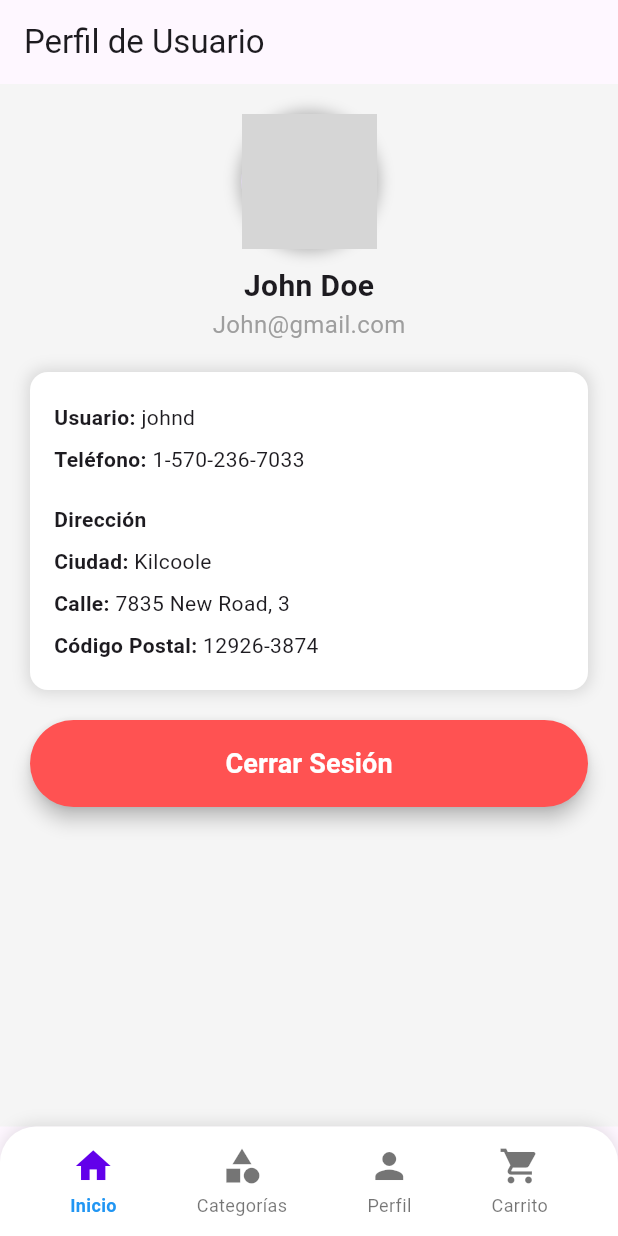
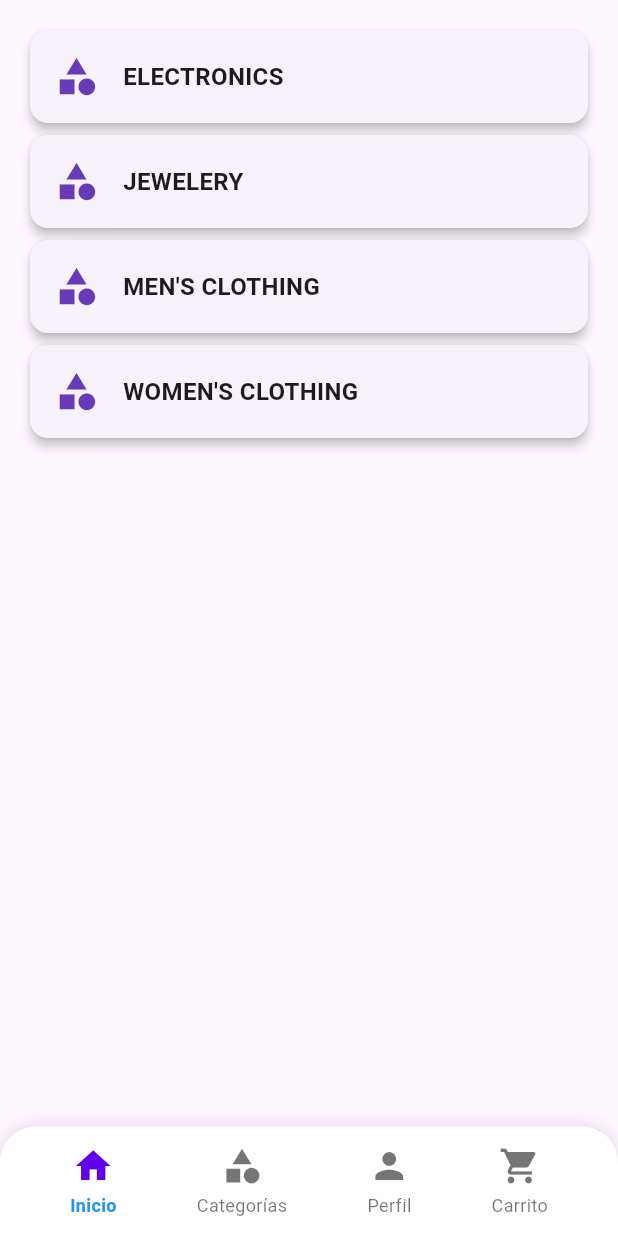
Before and after one commit to IngridFLG/atomic_design_package, a Flutter app: the screen it shows after launch, on a phone screen of 412 x 824 dp. Run offline on Flutter 3.47's test engine with Material 3 defaults, Android fonts, the phone set to English and light mode, and no system bars; grey boxes are pictures that could not be loaded.

Commit message:
se agrega lista de categorias

```diff
--- a/example/lib/main.dart
+++ b/example/lib/main.dart
@@ -1,6 +1,6 @@
-import 'package:example/screens/profile_screen.dart';
 import 'package:flutter/material.dart';
 import 'package:atomic_design_package/pages/bottom_nav_page.dart';
+import 'package:example/screens/category_list_screen.dart';
 
 void main() {
   runApp(const MyApp());
@@ -33,9 +33,10 @@ class NavigationHandlerState extends State<NavigationHandler> {
 
   /// Lista de páginas a mostrar en la navegación inferior.
   final List<Widget> _pages = [
-    const ProfileScreen(),
-    const ProfileScreen(),
-    const ProfileScreen(),
+    const CategoryListScreen(), // Pantalla de categorías
+    const CategoryListScreen(), // Simulación de otra pantalla
+    const CategoryListScreen(),
+    const CategoryListScreen(), // Otra pantalla de prueba
   ];
 
   /// Actualiza la página seleccionada.
--- /dev/null
+++ b/example/lib/screens/category_list_screen.dart
@@ -0,0 +1,28 @@
+import 'package:flutter/material.dart';
+import 'package:atomic_design_package/pages/category_list_page.dart';
+
+class CategoryListScreen extends StatelessWidget {
+  const CategoryListScreen({super.key});
+
+  @override
+  Widget build(BuildContext context) {
+    // Categorías de prueba (simulando las que devuelve la API)
+    final List<String> categories = [
+      "Electronics",
+      "Jewelery",
+      "Men's Clothing",
+      "Women's Clothing"
+    ];
+
+    void _onCategoryTap(String category) {
+      ScaffoldMessenger.of(context).showSnackBar(
+        SnackBar(content: Text("Seleccionaste: $category")),
+      );
+    }
+
+    return CategoryListPage(
+      categories: categories,
+      onCategoryTap: _onCategoryTap,
+    );
+  }
+}
--- a/example/lib/screens/profile_screen.dart
+++ /dev/null
@@ -1,37 +0,0 @@
-import 'package:flutter/material.dart';
-import 'package:atomic_design_package/pages/profile_page.dart';
-
-class ProfileScreen extends StatelessWidget {
-  const ProfileScreen({super.key});
-
-  @override
-  Widget build(BuildContext context) {
-    // Datos de prueba (luego se reemplazarán por datos reales)
-    final Map<String, dynamic> userData = {
-      "imageUrl": "https://picsum.photos/200",
-      "firstname": "John",
-      "lastname": "Doe",
-      "email": "John@gmail.com",
-      "username": "johnd",
-      "phone": "1-570-236-7033",
-      "city": "Kilcoole",
-      "street": "7835 New Road",
-      "number": 3,
-      "zipcode": "12926-3874",
-    };
-
-    return ProfilePage(
-      imageUrl: userData["imageUrl"],
-      firstname: userData["firstname"],
-      lastname: userData["lastname"],
-      email: userData["email"],
-      username: userData["username"],
-      phone: userData["phone"],
-      city: userData["city"],
-      street: userData["street"],
-      number: userData["number"],
-      zipcode: userData["zipcode"],
-      onLogout: () {},
-    );
-  }
-}
--- /dev/null
+++ b/lib/atoms/category_icon.dart
@@ -0,0 +1,11 @@
+import 'package:flutter/material.dart';
+
+/// Átomo: Ícono de categoría.
+class AtomicCategoryIcon extends StatelessWidget {
+  const AtomicCategoryIcon({super.key});
+
+  @override
+  Widget build(BuildContext context) {
+    return const Icon(Icons.category, size: 30, color: Colors.deepPurple);
+  }
+}
--- /dev/null
+++ b/lib/atoms/category_text.dart
@@ -0,0 +1,17 @@
+import 'package:flutter/material.dart';
+
+/// Átomo: Texto de la categoría.
+class AtomicCategoryText extends StatelessWidget {
+  final String text;
+
+  const AtomicCategoryText({super.key, required this.text});
+
+  @override
+  Widget build(BuildContext context) {
+    return Text(
+      text.toUpperCase(),
+      style: const TextStyle(fontSize: 16, fontWeight: FontWeight.bold),
+      overflow: TextOverflow.ellipsis,
+    );
+  }
+}
--- /dev/null
+++ b/lib/molecules/category_card.dart
@@ -0,0 +1,38 @@
+import 'package:flutter/material.dart';
+import '../atoms/category_text.dart';
+import '../atoms/category_icon.dart';
+
+/// Molécula: Tarjeta de categoría con nombre e ícono.
+class CategoryCardMolecule extends StatelessWidget {
+  final String categoryName;
+  final VoidCallback onTap;
+
+  const CategoryCardMolecule({
+    super.key,
+    required this.categoryName,
+    required this.onTap,
+  });
+
+  @override
+  Widget build(BuildContext context) {
+    return GestureDetector(
+      onTap: onTap,
+      child: Card(
+        elevation: 3,
+        shape: RoundedRectangleBorder(
+          borderRadius: BorderRadius.circular(12),
+        ),
+        child: Padding(
+          padding: const EdgeInsets.all(16.0),
+          child: Row(
+            children: [
+              const AtomicCategoryIcon(),
+              const SizedBox(width: 16),
+              Expanded(child: AtomicCategoryText(text: categoryName)),
+            ],
+          ),
+        ),
+      ),
+    );
+  }
+}
--- /dev/null
+++ b/lib/organisms/category_list.dart
@@ -0,0 +1,27 @@
+import 'package:flutter/material.dart';
+import '../molecules/category_card.dart';
+
+/// Organismo: Lista de categorías con desplazamiento.
+class CategoryListOrganism extends StatelessWidget {
+  final List<String> categories;
+  final Function(String) onCategoryTap;
+
+  const CategoryListOrganism({
+    super.key,
+    required this.categories,
+    required this.onCategoryTap,
+  });
+
+  @override
+  Widget build(BuildContext context) {
+    return ListView.builder(
+      itemCount: categories.length,
+      itemBuilder: (context, index) {
+        return CategoryCardMolecule(
+          categoryName: categories[index],
+          onTap: () => onCategoryTap(categories[index]),
+        );
+      },
+    );
+  }
+}
--- /dev/null
+++ b/lib/pages/category_list_page.dart
@@ -0,0 +1,22 @@
+import 'package:flutter/material.dart';
+import '../templates/category_list_template.dart';
+
+/// Página de Categorías (sin lógica, solo diseño).
+class CategoryListPage extends StatelessWidget {
+  final List<String> categories;
+  final Function(String) onCategoryTap;
+
+  const CategoryListPage({
+    super.key,
+    required this.categories,
+    required this.onCategoryTap,
+  });
+
+  @override
+  Widget build(BuildContext context) {
+    return CategoryListTemplate(
+      categories: categories,
+      onCategoryTap: onCategoryTap,
+    );
+  }
+}
--- /dev/null
+++ b/lib/templates/category_list_template.dart
@@ -0,0 +1,27 @@
+import 'package:flutter/material.dart';
+import '../organisms/category_list.dart';
+
+/// Template: Pantalla del listado de categorías.
+class CategoryListTemplate extends StatelessWidget {
+  final List<String> categories;
+  final Function(String) onCategoryTap;
+
+  const CategoryListTemplate({
+    super.key,
+    required this.categories,
+    required this.onCategoryTap,
+  });
+
+  @override
+  Widget build(BuildContext context) {
+    return Scaffold(
+      body: Padding(
+        padding: const EdgeInsets.all(16.0),
+        child: CategoryListOrganism(
+          categories: categories,
+          onCategoryTap: onCategoryTap,
+        ),
+      ),
+    );
+  }
+}
```
